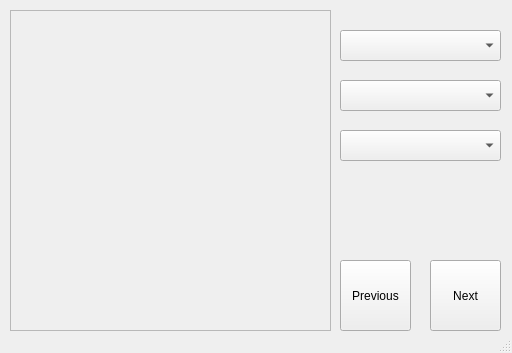
Qt form core/ui/pyqt6_designer/d_gallery_window.ui (LazyPhilosopher/CNN-Coin-Recognizer) before a commit.
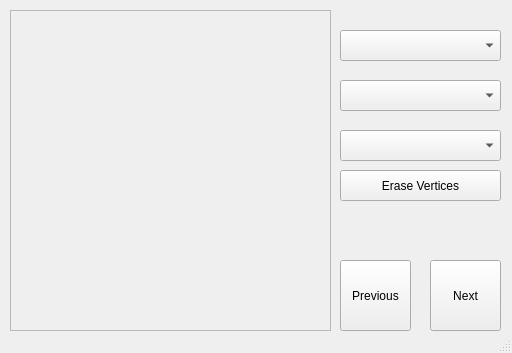
The same form after that commit.

Commit message: add vertices reset button to Gallery Window

The edit to the form file:
```diff
--- a/core/ui/pyqt6_designer/d_gallery_window.ui
+++ b/core/ui/pyqt6_designer/d_gallery_window.ui
@@ -86,6 +86,19 @@
      </rect>
     </property>
    </widget>
+   <widget class="QPushButton" name="reset_coin_vertices_button">
+    <property name="geometry">
+     <rect>
+      <x>340</x>
+      <y>170</y>
+      <width>161</width>
+      <height>31</height>
+     </rect>
+    </property>
+    <property name="text">
+     <string>Erase Vertices</string>
+    </property>
+   </widget>
   </widget>
   <widget class="QStatusBar" name="statusbar"/>
  </widget>
```
The commit also changes 4 other files.
